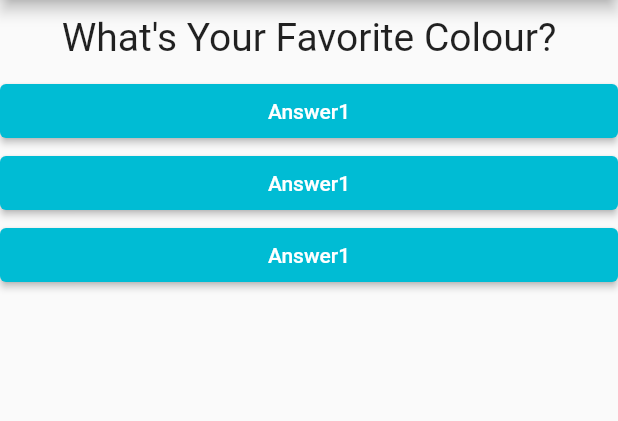
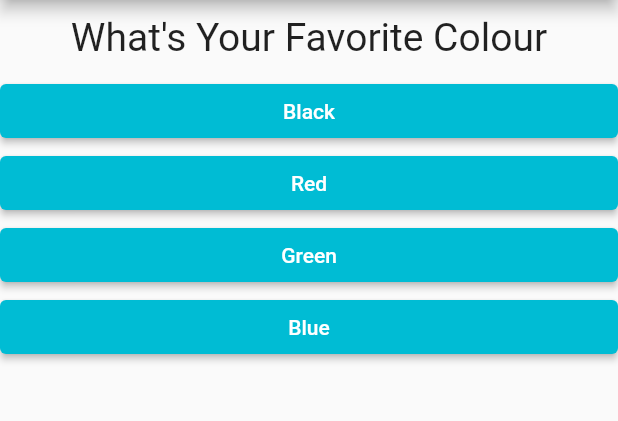
Before and after one commit to FrengkyG/learn-flutter, a Flutter app: the screen it shows after launch, on a phone screen of 412 x 824 dp, the part 84-505 px from its top. Run offline on Flutter 3.47's test engine with Material 2 defaults, Android fonts, the phone set to English and light mode, and no system bars; our stand-ins replace cached_network_image, dartz, equatable, flutter_local_notifications, flutter_rating_bar, get_it and 5 more; missing offline and left inert: android_alarm_manager_plus, app_settings; accounts and stored records are empty; generated files the repository leaves out were written again.

Commit message:
Change answer from hardcode to dynamic

```diff
--- a/Flutter The Complete Guide/01 Quiz App/quizly/lib/answer.dart
+++ b/Flutter The Complete Guide/01 Quiz App/quizly/lib/answer.dart
@@ -2,7 +2,9 @@ import 'package:flutter/material.dart';
 
 class Answer extends StatelessWidget {
   final VoidCallback selectHandler;
-  const Answer({Key? key, required this.selectHandler}) : super(key: key);
+  final String answer;
+  const Answer({Key? key, required this.selectHandler, required this.answer})
+      : super(key: key);
 
   @override
   Widget build(BuildContext context) {
@@ -12,7 +14,7 @@ class Answer extends StatelessWidget {
         style: ButtonStyle(
           backgroundColor: MaterialStateProperty.all(Colors.cyan),
         ),
-        child: const Text('Answer1'),
+        child: Text(answer),
         onPressed: selectHandler,
       ),
     );
--- a/Flutter The Complete Guide/01 Quiz App/quizly/lib/main.dart
+++ b/Flutter The Complete Guide/01 Quiz App/quizly/lib/main.dart
@@ -25,8 +25,18 @@ class _MyAppState extends State<MyApp> {
   @override
   Widget build(BuildContext context) {
     var questions = [
-      'What\'s Your Favorite Colour?',
-      'What\'s Your Favorite Animal?'
+      {
+        'questionText': 'What\'s Your Favorite Colour',
+        'answers': ['Black', 'Red', 'Green', 'Blue'],
+      },
+      {
+        'questionText': 'What\'s Your Favorite Animal',
+        'answers': ['Dog', 'Cat', 'Rabbit', 'Hamster'],
+      },
+      {
+        'questionText': 'What\'s Your Favorite Instructor',
+        'answers': ['Frengky', 'Gunawan', 'Sky', 'Blue'],
+      },
     ];
 
     return MaterialApp(
@@ -36,10 +46,13 @@ class _MyAppState extends State<MyApp> {
         ),
         body: Column(
           children: [
-            Question(questionText: questions[_questionIndex]),
-            Answer(selectHandler: _answerQuestion),
-            Answer(selectHandler: _answerQuestion),
-            Answer(selectHandler: _answerQuestion),
+            Question(
+                questionText:
+                    questions[_questionIndex]['questionText'].toString()),
+            ...(questions[_questionIndex]['answers'] as List<String>)
+                .map((answer) {
+              return Answer(selectHandler: _answerQuestion, answer: answer);
+            }).toList(),
           ],
         ),
       ),
```
